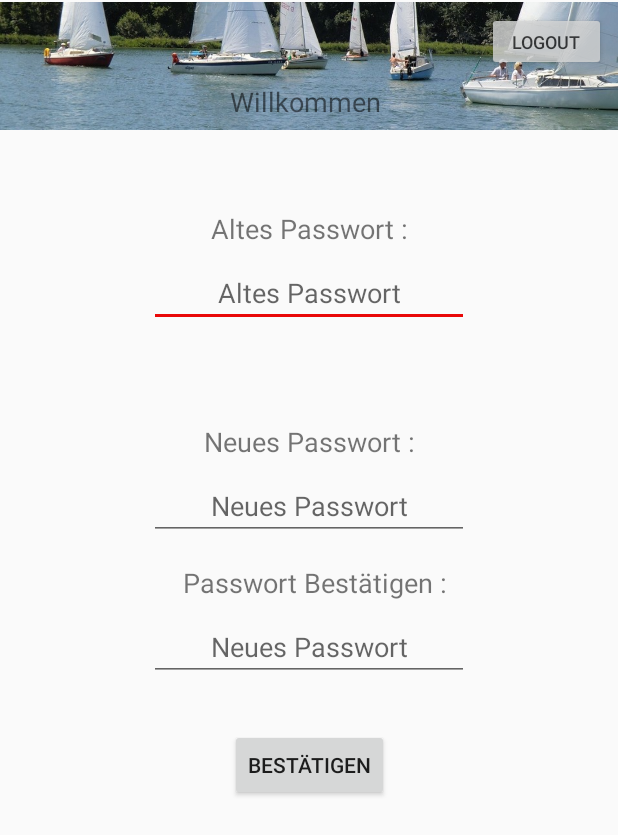
After one commit to Kurmuro/WCGAPP, an Android app: the Passwortaendern screen opened directly, with no data from a screen before it, on a phone screen of 412 x 824 dp. The commit adds this screen. Shown: the top 835 px of the screen. Run offline under Robolectric (Android 15) with nearby library versions, the phone set to English and light mode, and no system bars; our stand-ins replace Firebase (no records; nobody signed in at launch, a user with empty details on screens opened directly); 1 statement that could not run was skipped.

Commit message:
passwort ändern

```diff
--- a/app/src/main/AndroidManifest.xml
+++ b/app/src/main/AndroidManifest.xml
@@ -17,6 +17,7 @@
         <activity android:name=".Historie" />
         <activity android:name=".RegattaAuswahl" />
         <activity android:name=".Blauesband" />
+        <activity android:name=".Passwortaendern" />
         <activity android:name=".Steganlage" />
         <activity android:name=".Startseite" />
         <activity android:name=".MainActivity">
--- /dev/null
+++ b/app/src/main/java/de/wassersportclub/wcg/Passwortaendern.java
@@ -0,0 +1,119 @@
+package de.wassersportclub.wcg;
+
+import android.content.Intent;
+import android.os.Bundle;
+import android.os.Handler;
+import android.view.View;
+import android.widget.Button;
+import android.widget.TextView;
+import android.widget.Toast;
+
+import androidx.annotation.NonNull;
+import androidx.appcompat.app.AppCompatActivity;
+
+import com.google.firebase.auth.FirebaseAuth;
+import com.google.firebase.database.DataSnapshot;
+import com.google.firebase.database.DatabaseError;
+import com.google.firebase.database.DatabaseReference;
+import com.google.firebase.database.FirebaseDatabase;
+import com.google.firebase.database.ValueEventListener;
+
+public class Passwortaendern extends AppCompatActivity {
+
+    TextView willkommenstextTV, altesPW, neuesPasswort1, neuesPasswort2;
+
+    Button logoutBTN, passwortÄndernBTN, bestätigen;
+
+    FirebaseAuth mAuth = FirebaseAuth.getInstance();
+    DatabaseReference user;
+    String aktuellesPasswort;
+
+    @Override
+    protected void onCreate(Bundle savedInstanceState) {
+        super.onCreate(savedInstanceState);
+        setContentView(R.layout.passwortaendern);
+        willkommenstextTV = findViewById(R.id.HEADERwillkommenstextTV);
+        willkommenstextTV.setText("Willkommen " + mAuth.getCurrentUser().getEmail());
+
+        logoutBTN = findViewById(R.id.HEADERlogoutBTN);
+        altesPW = findViewById(R.id.altesPasswort);
+        neuesPasswort1 = findViewById(R.id.neuesPasswort);
+        neuesPasswort2 = findViewById(R.id.neuesPasswort2);
+        passwortÄndernBTN = findViewById(R.id.passwortÄndernBTN);
+        passwortÄndernBTN.setAlpha(0);
+        bestätigen = findViewById(R.id.passwortBestaetigen);
+        String vergleich = mAuth.getCurrentUser().getEmail();
+        if(!vergleich.equals("marcelianer36@gmail.com") && !vergleich.equals("ma.walter@bhg-mobile.de")) {
+            user = FirebaseDatabase.getInstance().getReference().child("users").child(mAuth.getCurrentUser().getUid());
+            user.addListenerForSingleValueEvent(new ValueEventListener() {
+                @Override
+                public void onDataChange(@NonNull DataSnapshot dataSnapshot) {
+                    aktuellesPasswort = dataSnapshot.child("Passwort").getValue().toString();
+                }
+
+                @Override
+                public void onCancelled(@NonNull DatabaseError databaseError) {
+
+                }
+            });
+        }
+
+        doListen();
+    }
+
+    public void doListen(){
+        logoutBTN.setOnClickListener(new View.OnClickListener() {
+            @Override
+            public void onClick(View v) {
+                logout();
+            }
+        });
+        bestätigen.setOnClickListener(new View.OnClickListener() {
+            @Override
+            public void onClick(View v) {
+                passwortÄndern();
+            }
+        });
+    }
+
+    private void passwortÄndern() {
+        String altesPWString = altesPW.getText().toString();
+        String neuesPWString1 = neuesPasswort1.getText().toString();
+        String neuesPWString2 = neuesPasswort2.getText().toString();
+
+        if(aktuellesPasswort != null) {
+            if (altesPWString != null && !altesPWString.isEmpty() && neuesPWString1 != null && !neuesPWString1.isEmpty() && neuesPWString2 != null && !neuesPWString2.isEmpty()) {
+                if (altesPWString.equals(aktuellesPasswort)) {
+                    if (neuesPWString1.equals(neuesPWString2)) {
+                        mAuth.getCurrentUser().updatePassword(neuesPWString1);
+                        user.child("Passwort").setValue(neuesPWString1);
+                        Toast.makeText(this, "Passwort geändert", Toast.LENGTH_LONG).show();
+                        new Handler().postDelayed(new Runnable() {
+                            @Override
+                            public void run() {
+                                Passwortaendern.this.finish();
+                            }
+                        }, 2000);
+
+
+                    } else {
+                        Toast.makeText(Passwortaendern.this, "Fehler: Passwörter unterschiedlich", Toast.LENGTH_LONG).show();
+                    }
+                } else {
+                    Toast.makeText(Passwortaendern.this, "Fehler: Falsches Passwort", Toast.LENGTH_LONG).show();
+                }
+            } else {
+                Toast.makeText(Passwortaendern.this, "Fehler: Alles richtig eingegeben?", Toast.LENGTH_LONG).show();
+            }
+        }else{
+            Toast.makeText(Passwortaendern.this, "Fehler: Du bist ein Admin...", Toast.LENGTH_LONG).show();
+        }
+    }
+
+    //Loggt den benutzer aus
+    public void logout(){
+        mAuth.signOut();
+        Intent intent = new Intent(this, MainActivity.class);
+        startActivity(intent);
+    }
+}
--- a/app/src/main/java/de/wassersportclub/wcg/Regatta.java
+++ b/app/src/main/java/de/wassersportclub/wcg/Regatta.java
@@ -143,6 +143,7 @@ public class Regatta extends AppCompatActivity {
                 zeitBerechnung();
             }
         });
+
 
     }
 
--- a/app/src/main/res/layout/adminstartseite.xml
+++ b/app/src/main/res/layout/adminstartseite.xml
@@ -103,6 +103,7 @@
         android:layout_width="wrap_content"
         android:layout_height="wrap_content"
         app:layout_constraintEnd_toEndOf="parent"
+        app:layout_constraintHorizontal_bias="1.0"
         app:layout_constraintStart_toStartOf="parent"
         app:layout_constraintTop_toTopOf="parent">
 
--- a/app/src/main/res/layout/appbar.xml
+++ b/app/src/main/res/layout/appbar.xml
@@ -45,5 +45,18 @@
             android:textSize="12sp"
             app:layout_constraintEnd_toEndOf="parent"
             app:layout_constraintTop_toTopOf="@+id/imageView5" />
+
+        <Button
+            android:id="@+id/passwortÄndernBTN"
+            android:layout_width="120dp"
+            android:layout_height="39dp"
+            android:layout_marginTop="8dp"
+            android:layout_marginEnd="8dp"
+            android:layout_marginRight="8dp"
+            android:alpha="0.8"
+            android:text="Passwort ändern"
+            android:textSize="10sp"
+            app:layout_constraintEnd_toStartOf="@+id/HEADERlogoutBTN"
+            app:layout_constraintTop_toTopOf="@+id/imageView5" />
     </androidx.constraintlayout.widget.ConstraintLayout>
 </LinearLayout>
--- /dev/null
+++ b/app/src/main/res/layout/passwortaendern.xml
@@ -0,0 +1,112 @@
+<?xml version="1.0" encoding="utf-8"?>
+<androidx.constraintlayout.widget.ConstraintLayout xmlns:android="http://schemas.android.com/apk/res/android"
+    xmlns:app="http://schemas.android.com/apk/res-auto"
+    xmlns:tools="http://schemas.android.com/tools"
+    android:layout_width="match_parent"
+    android:layout_height="match_parent"
+    tools:context=".MainActivity">
+
+    <include
+        android:id="@+id/include"
+        layout="@layout/appbar"
+        android:layout_width="wrap_content"
+        android:layout_height="wrap_content"
+        app:layout_constraintEnd_toEndOf="parent"
+        app:layout_constraintStart_toStartOf="parent"
+        app:layout_constraintTop_toTopOf="parent">
+
+    </include>
+
+    <androidx.constraintlayout.widget.ConstraintLayout
+        android:layout_width="match_parent"
+        android:layout_height="match_parent"
+        tools:context=".MainActivity"
+        tools:layout_editor_absoluteX="0dp"
+        tools:layout_editor_absoluteY="-16dp">
+
+        <TextView
+            android:id="@+id/altesPasswortTv"
+            android:layout_width="wrap_content"
+            android:layout_height="wrap_content"
+            android:layout_marginTop="140dp"
+            android:text="Altes Passwort :"
+            android:textSize="18dp"
+            app:layout_constraintEnd_toEndOf="parent"
+            app:layout_constraintStart_toStartOf="parent"
+            app:layout_constraintTop_toTopOf="parent" />
+
+        <EditText
+            android:id="@+id/altesPasswort"
+            android:layout_width="wrap_content"
+            android:layout_height="wrap_content"
+            android:layout_marginTop="8dp"
+            android:ems="10"
+            android:gravity="center"
+            android:hint="Altes Passwort"
+            android:inputType="textPassword"
+            app:layout_constraintEnd_toEndOf="parent"
+            app:layout_constraintStart_toStartOf="parent"
+            app:layout_constraintTop_toBottomOf="@+id/altesPasswortTv" />
+
+        <TextView
+            android:id="@+id/altesPasswortTv2"
+            android:layout_width="wrap_content"
+            android:layout_height="wrap_content"
+            android:layout_marginTop="64dp"
+            android:text="Neues Passwort :"
+            android:textSize="18dp"
+            app:layout_constraintEnd_toEndOf="parent"
+            app:layout_constraintStart_toStartOf="parent"
+            app:layout_constraintTop_toBottomOf="@+id/altesPasswort" />
+
+        <EditText
+            android:id="@+id/neuesPasswort"
+            android:layout_width="wrap_content"
+            android:layout_height="wrap_content"
+            android:layout_marginTop="8dp"
+            android:ems="10"
+            android:gravity="center"
+            android:hint="Neues Passwort"
+            android:inputType="textPassword"
+            app:layout_constraintEnd_toEndOf="parent"
+            app:layout_constraintStart_toStartOf="parent"
+            app:layout_constraintTop_toBottomOf="@+id/altesPasswortTv2" />
+
+        <TextView
+            android:id="@+id/altesPasswortTv3"
+            android:layout_width="wrap_content"
+            android:layout_height="wrap_content"
+            android:layout_marginTop="16dp"
+            android:text="Passwort Bestätigen :"
+            android:textSize="18dp"
+            app:layout_constraintEnd_toEndOf="parent"
+            app:layout_constraintHorizontal_bias="0.518"
+            app:layout_constraintStart_toStartOf="parent"
+            app:layout_constraintTop_toBottomOf="@+id/neuesPasswort" />
+
+        <EditText
+            android:id="@+id/neuesPasswort2"
+            android:layout_width="wrap_content"
+            android:layout_height="wrap_content"
+            android:layout_marginTop="8dp"
+            android:ems="10"
+            android:gravity="center"
+            android:hint="Neues Passwort"
+            android:inputType="textPassword"
+            app:layout_constraintEnd_toEndOf="parent"
+            app:layout_constraintStart_toStartOf="parent"
+            app:layout_constraintTop_toBottomOf="@+id/altesPasswortTv3" />
+
+        <Button
+            android:id="@+id/passwortBestaetigen"
+            android:layout_width="wrap_content"
+            android:layout_height="wrap_content"
+            android:layout_marginTop="32dp"
+            android:text="Bestätigen"
+            app:layout_constraintEnd_toEndOf="parent"
+            app:layout_constraintStart_toStartOf="parent"
+            app:layout_constraintTop_toBottomOf="@+id/neuesPasswort2" />
+
+    </androidx.constraintlayout.widget.ConstraintLayout>
+
+</androidx.constraintlayout.widget.ConstraintLayout>
```
Also changed, not shown: app/src/main/java/de/wassersportclub/wcg/Blauesband.java (+11 -3 lines), app/src/main/java/de/wassersportclub/wcg/Historie.java (+263 -1 lines), app/src/main/java/de/wassersportclub/wcg/RegattaAuswahl.java (+9 -1 lines), app/src/main/java/de/wassersportclub/wcg/Startseite.java (+13 -4 lines), app/src/main/java/de/wassersportclub/wcg/TeilnehmerErstellTabelle.java (+9 -1 lines), app/src/main/java/de/wassersportclub/wcg/TeilnehmerVerwaltung.java (+10 -1 lines), app/src/main/java/de/wassersportclub/wcg/TeilnehmerÄnderungsTabelle.java (+9 -1 lines).
